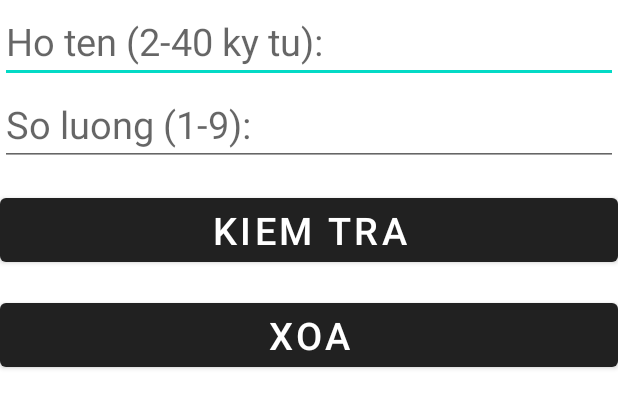
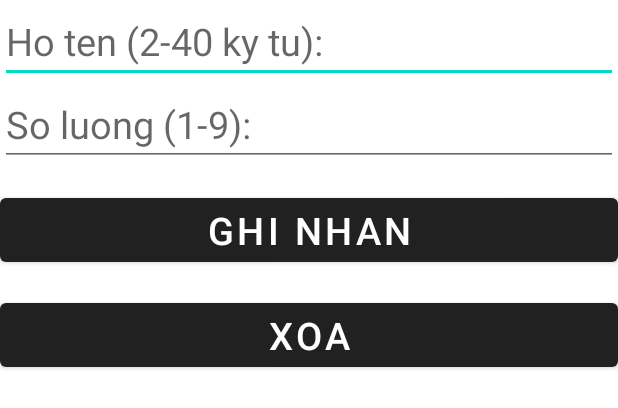
Before and after one commit to PhanManhTung-347/test-thi, an Android app: the layout activity_main.xml on its own in the app's theme, with its tools: preview values and no code run, on a phone screen of 412 x 824 dp. Shown: the top 408 px of the screen. Run offline under Robolectric (Android 15) with nearby library versions, the phone set to English and light mode, and no system bars.

Commit message:
Hoan thien ghi nhan gioi han so luong

```diff
--- a/app/src/main/res/layout/activity_main.xml
+++ b/app/src/main/res/layout/activity_main.xml
@@ -25,10 +25,10 @@
     <Button
         android:layout_width="match_parent"
         android:layout_height="wrap_content"
-        android:id="@+id/btnKiemTra"
+        android:id="@+id/btnGhiNhan"
         android:layout_marginTop="15dp"
         android:textSize="25sp"
-        android:text="Kiem tra"/>
+        android:text="Ghi nhan"/>
     <Button
         android:layout_width="match_parent"
         android:layout_height="wrap_content"
```
Also changed, not shown: app/src/main/java/com/example/phanmanhtung_2415053122347/MainActivity.kt (+12 -3 lines).
